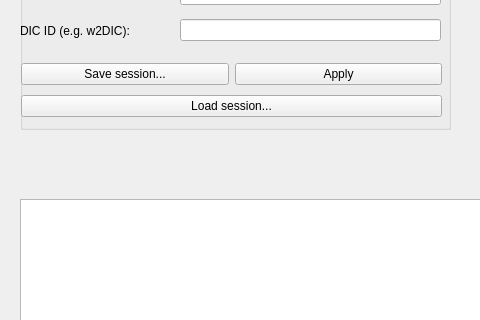
Before: the Qt Designer form src/MainWindow.ui in holzwok/Berufspraktikum, drawn with Qt 5; both pictures show x 0 to 480 and y 411 to 731 of the 838 by 907 pixel window.
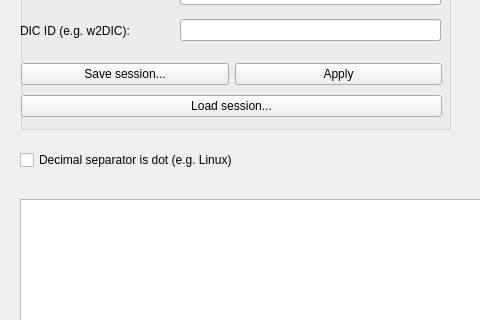
After: the same form once the commit is applied. Icons and pictures are not drawn.

Commit message: Replace . by , for Windows

The edit to the form file:
```diff
--- a/src/MainWindow.ui
+++ b/src/MainWindow.ui
@@ -515,6 +515,19 @@
      </property>
     </widget>
    </widget>
+   <widget class="QCheckBox" name="cb_decimal_separator">
+    <property name="geometry">
+     <rect>
+      <x>20</x>
+      <y>560</y>
+      <width>271</width>
+      <height>22</height>
+     </rect>
+    </property>
+    <property name="text">
+     <string>Decimal separator is dot (e.g. Linux)</string>
+    </property>
+   </widget>
   </widget>
   <widget class="QMenuBar" name="menubar">
    <property name="geometry">
```
Left out of the diff: 2 changed lines with no effect on the pictures. The commit also changes 5 other files.
